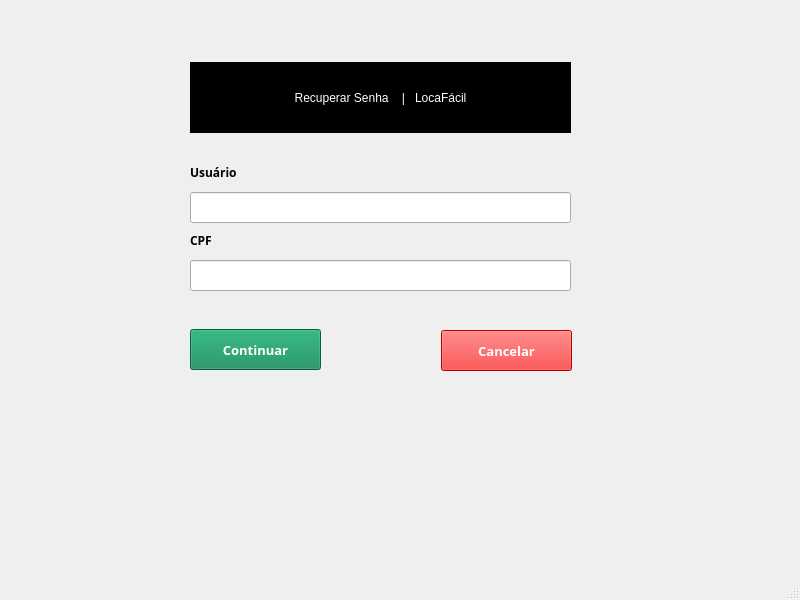
lucasousa/Projeto-Loca-Facil, file Telas/recuperar_login.ui: the form before one commit.
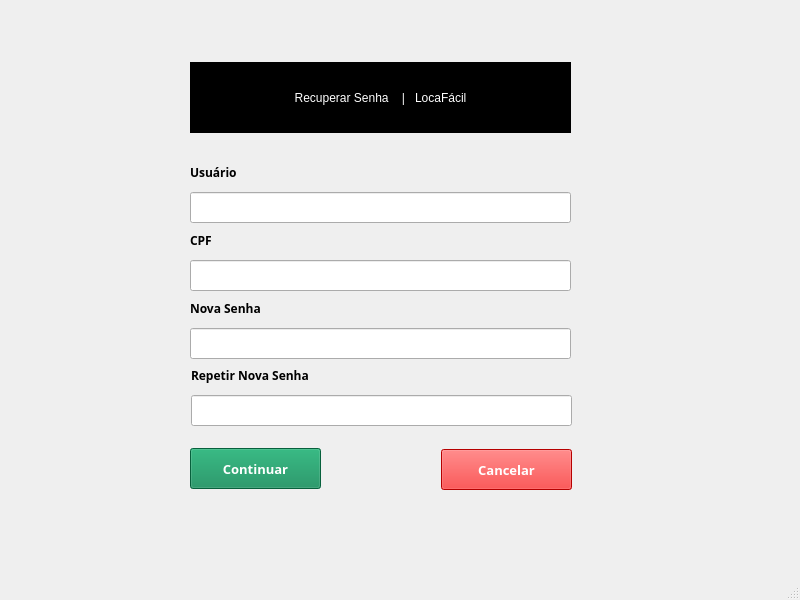
The form after the commit.

Commit message: alterações na tela de recuperar login

The edit to the form file:
```diff
--- a/Telas/recuperar_login.ui
+++ b/Telas/recuperar_login.ui
@@ -106,7 +106,7 @@
     <property name="geometry">
      <rect>
       <x>190</x>
-      <y>329</y>
+      <y>448</y>
       <width>131</width>
       <height>41</height>
      </rect>
@@ -134,7 +134,7 @@
     <property name="geometry">
      <rect>
       <x>441</x>
-      <y>330</y>
+      <y>449</y>
       <width>131</width>
       <height>41</height>
      </rect>
@@ -159,6 +159,74 @@
      <string>Cancelar</string>
     </property>
    </widget>
+   <widget class="QLabel" name="label_7">
+    <property name="geometry">
+     <rect>
+      <x>190</x>
+      <y>288</y>
+      <width>91</width>
+      <height>40</height>
+     </rect>
+    </property>
+    <property name="font">
+     <font>
+      <family>Gadugi</family>
+      <pointsize>9</pointsize>
+      <weight>75</weight>
+      <bold>true</bold>
+     </font>
+    </property>
+    <property name="text">
+     <string>Nova Senha</string>
+    </property>
+   </widget>
+   <widget class="QLineEdit" name="lineEdit_9">
+    <property name="geometry">
+     <rect>
+      <x>190</x>
+      <y>328</y>
+      <width>381</width>
+      <height>31</height>
+     </rect>
+    </property>
+    <property name="echoMode">
+     <enum>QLineEdit::Password</enum>
+    </property>
+   </widget>
+   <widget class="QLabel" name="label_8">
+    <property name="geometry">
+     <rect>
+      <x>191</x>
+      <y>355</y>
+      <width>151</width>
+      <height>40</height>
+     </rect>
+    </property>
+    <property name="font">
+     <font>
+      <family>Gadugi</family>
+      <pointsize>9</pointsize>
+      <weight>75</weight>
+      <bold>true</bold>
+     </font>
+    </property>
+    <property name="text">
+     <string>Repetir Nova Senha</string>
+    </property>
+   </widget>
+   <widget class="QLineEdit" name="lineEdit_10">
+    <property name="geometry">
+     <rect>
+      <x>191</x>
+      <y>395</y>
+      <width>381</width>
+      <height>31</height>
+     </rect>
+    </property>
+    <property name="echoMode">
+     <enum>QLineEdit::Password</enum>
+    </property>
+   </widget>
   </widget>
   <widget class="QMenuBar" name="menubar">
    <property name="geometry">
```
The commit also changes 1 other file.
